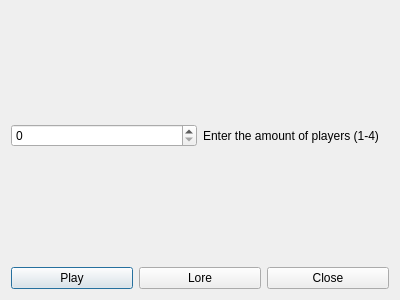
Qt form Game/dialog.ui (nikkenu/Programming-3-Techniques) before a commit.
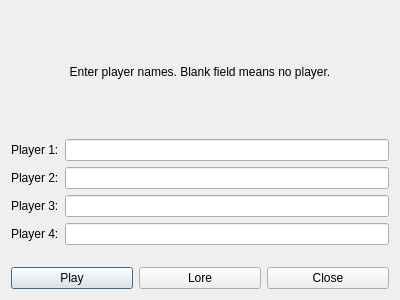
The same form after that commit.

Commit message: Finished dialog

```diff
--- a/Game/dialog.ui
+++ b/Game/dialog.ui
@@ -15,17 +15,57 @@
   </property>
   <layout class="QVBoxLayout" name="verticalLayout">
    <item>
-    <layout class="QHBoxLayout" name="horizontalLayout_2">
-     <item>
-      <widget class="QSpinBox" name="amountSpinBox"/>
+    <widget class="QLabel" name="infoLabel">
+     <property name="text">
+      <string>Enter player names. Blank field means no player.</string>
+     </property>
+     <property name="alignment">
+      <set>Qt::AlignCenter</set>
+     </property>
+    </widget>
+   </item>
+   <item>
+    <layout class="QFormLayout" name="formLayout">
+     <item row="0" column="0">
+      <widget class="QLabel" name="p1Label">
+       <property name="text">
+        <string>Player 1:</string>
+       </property>
+      </widget>
      </item>
-     <item>
-      <widget class="QLabel" name="enterLabel">
+     <item row="0" column="1">
+      <widget class="QLineEdit" name="p1Name"/>
+     </item>
+     <item row="1" column="0">
+      <widget class="QLabel" name="p2Label">
        <property name="text">
-        <string>Enter the amount of players (1-4)</string>
+        <string>Player 2:</string>
        </property>
       </widget>
      </item>
+     <item row="1" column="1">
+      <widget class="QLineEdit" name="p2Name"/>
+     </item>
+     <item row="2" column="0">
+      <widget class="QLabel" name="p3Label">
+       <property name="text">
+        <string>Player 3:</string>
+       </property>
+      </widget>
+     </item>
+     <item row="3" column="0">
+      <widget class="QLabel" name="p4Label">
+       <property name="text">
+        <string>Player 4:</string>
+       </property>
+      </widget>
+     </item>
+     <item row="2" column="1">
+      <widget class="QLineEdit" name="p3Name"/>
+     </item>
+     <item row="3" column="1">
+      <widget class="QLineEdit" name="p4Name"/>
+     </item>
     </layout>
    </item>
    <item>
```
The commit also changes 3 other files.
